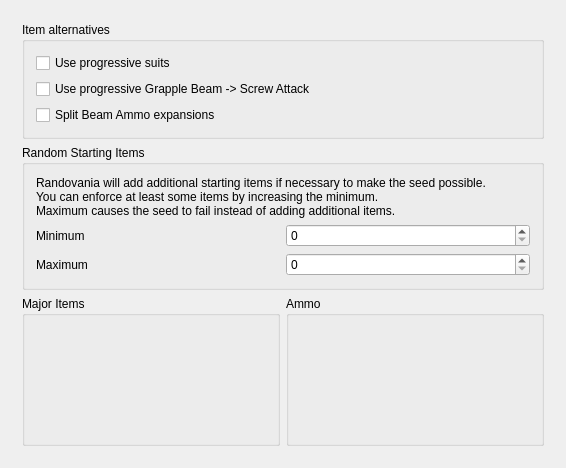
The window that randovania/gui/main_rules.ui (randovania/randovania) describes before a commit, drawn with Qt 5.
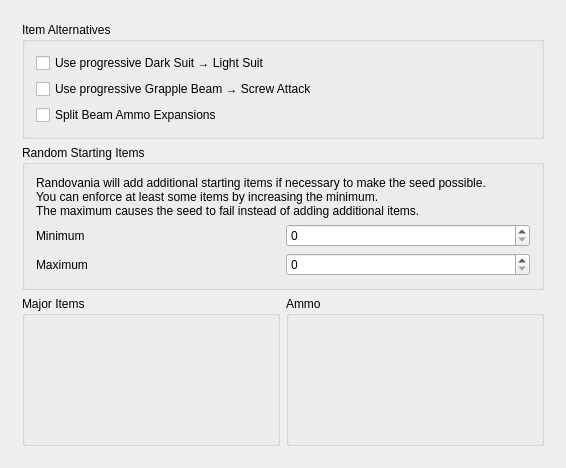
The same window after the commit.

Commit message: Revise text in Main Rules tab

```diff
--- a/randovania/gui/main_rules.ui
+++ b/randovania/gui/main_rules.ui
@@ -63,7 +63,7 @@
            </sizepolicy>
           </property>
           <property name="title">
-           <string>Item alternatives</string>
+           <string>Item Alternatives</string>
           </property>
           <layout class="QVBoxLayout" name="verticalLayout_3">
            <item>
@@ -72,7 +72,7 @@
               <string>&lt;html&gt;&lt;head/&gt;&lt;body&gt;&lt;p&gt;Instead of there being a Dark Suit and a Light Suit pickups, there will instead be two Progressive Suit pickups.&lt;/p&gt;&lt;p&gt;Picking the first one gives you Dark Suit, while the second one gives Light Suit. This ensures you always get Dark Suit before.&lt;/p&gt;&lt;/body&gt;&lt;/html&gt;</string>
              </property>
              <property name="text">
-              <string>Use progressive suits</string>
+              <string>Use progressive Dark Suit → Light Suit</string>
              </property>
             </widget>
            </item>
@@ -82,7 +82,7 @@
               <string>&lt;html&gt;&lt;head/&gt;&lt;body&gt;&lt;p&gt;This groups Grapple Beam and Screw Attack into a progressive item pair: the first one always gives Grapple Beam, with the second one always being Screw Attack.&lt;/p&gt;&lt;p&gt;Warning: the model for this item pair will always be Grapple Beam.&lt;/p&gt;&lt;/body&gt;&lt;/html&gt;</string>
              </property>
              <property name="text">
-              <string>Use progressive Grapple Beam -&gt; Screw Attack</string>
+              <string>Use progressive Grapple Beam → Screw Attack</string>
              </property>
             </widget>
            </item>
@@ -92,7 +92,7 @@
               <string>&lt;html&gt;&lt;head/&gt;&lt;body&gt;&lt;p&gt;Splits the Beam Ammo Expansion pickups into two different pickups: Light Ammo Expansion and Dark Ammo Expansion.&lt;/p&gt;&lt;/body&gt;&lt;/html&gt;</string>
              </property>
              <property name="text">
-              <string>Split Beam Ammo expansions</string>
+              <string>Split Beam Ammo Expansions</string>
              </property>
             </widget>
            </item>
@@ -164,7 +164,7 @@
            <item row="0" column="0" colspan="2">
             <widget class="QLabel" name="random_starting_label">
              <property name="text">
-              <string>&lt;html&gt;&lt;head/&gt;&lt;body&gt;&lt;p&gt;Randovania will add additional starting items if necessary to make the seed possible.&lt;br/&gt;You can enforce at least some items by increasing the minimum.&lt;br/&gt;Maximum causes the seed to fail instead of adding additional items.&lt;/p&gt;&lt;/body&gt;&lt;/html&gt;</string>
+              <string>&lt;html&gt;&lt;head/&gt;&lt;body&gt;&lt;p&gt;Randovania will add additional starting items if necessary to make the seed possible.&lt;br/&gt;You can enforce at least some items by increasing the minimum.&lt;br/&gt;The maximum causes the seed to fail instead of adding additional items.&lt;/p&gt;&lt;/body&gt;&lt;/html&gt;</string>
              </property>
              <property name="wordWrap">
               <bool>true</bool>
```
Left out of the diff: 3 changed lines with no effect on the pictures.
